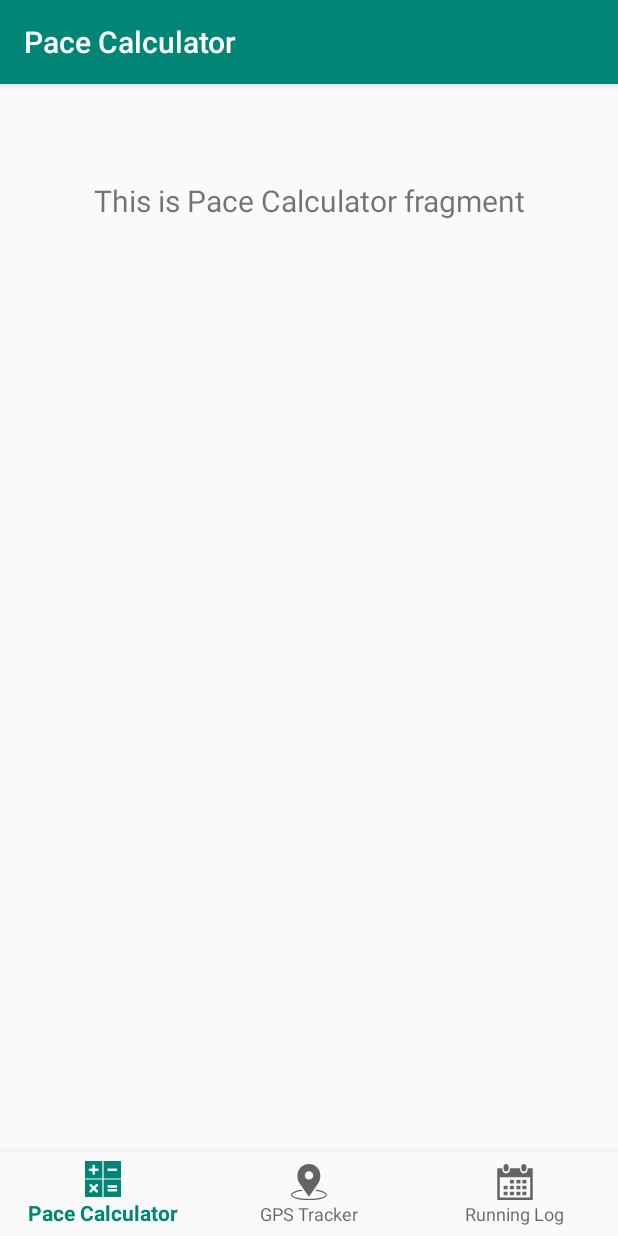
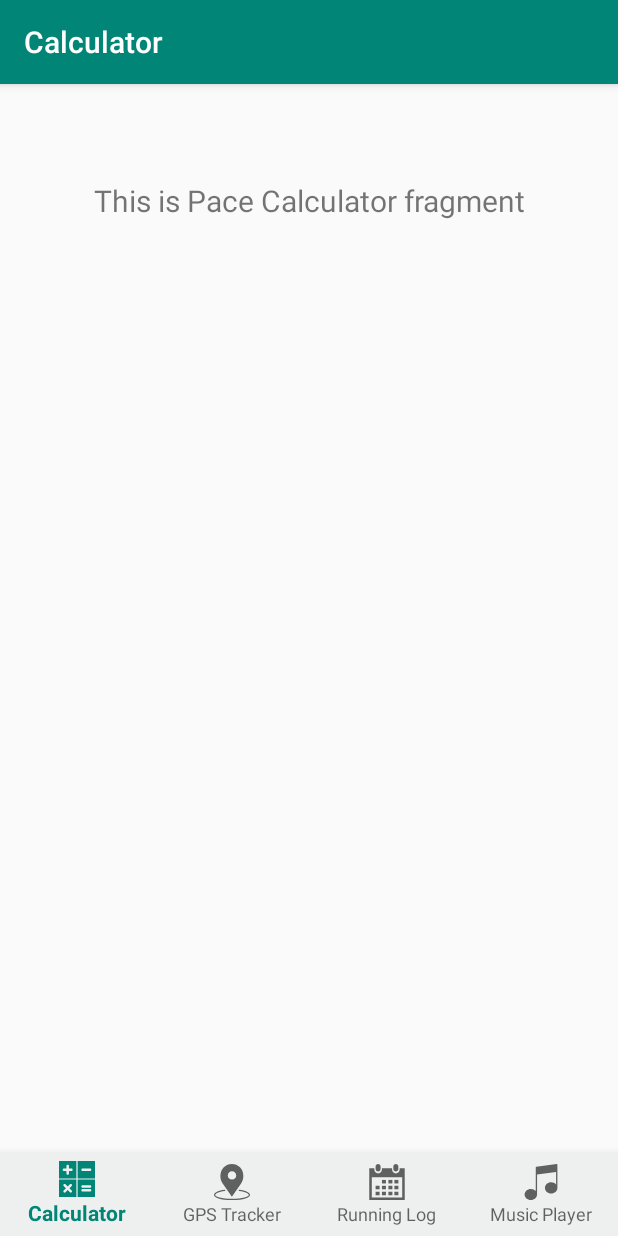
Before and after one commit to faihihi/running-diary, an Android app: the screen it shows after launch (MainActivity), on a phone screen of 412 x 824 dp. Run offline under Robolectric (Android 15) with nearby library versions, the phone set to English and light mode, and no system bars; our stand-ins replace navigation-ui.

Commit message:
Added music fragment to bottom nav

```diff
--- a/app/src/main/java/au/edu/sydney/comp5216/running_diary/MainActivity.java
+++ b/app/src/main/java/au/edu/sydney/comp5216/running_diary/MainActivity.java
@@ -20,7 +20,7 @@ public class MainActivity extends AppCompatActivity {
         // Passing each menu ID as a set of Ids because each
         // menu should be considered as top level destinations.
         AppBarConfiguration appBarConfiguration = new AppBarConfiguration.Builder(
-                R.id.navigation_pace, R.id.navigation_tracker, R.id.navigation_log)
+                R.id.navigation_pace, R.id.navigation_tracker, R.id.navigation_log, R.id.navigation_music)
                 .build();
         NavController navController = Navigation.findNavController(this, R.id.nav_host_fragment);
         NavigationUI.setupActionBarWithNavController(this, navController, appBarConfiguration);
--- a/app/src/main/res/layout/activity_main.xml
+++ b/app/src/main/res/layout/activity_main.xml
@@ -12,7 +12,8 @@
         android:layout_height="wrap_content"
         android:layout_marginStart="0dp"
         android:layout_marginEnd="0dp"
-        android:background="?android:attr/windowBackground"
+        android:background="#EEF0EF"
+        app:labelVisibilityMode="labeled"
         app:layout_constraintBottom_toBottomOf="parent"
         app:layout_constraintLeft_toLeftOf="parent"
         app:layout_constraintRight_toRightOf="parent"
--- a/app/src/main/res/menu/bottom_nav_menu.xml
+++ b/app/src/main/res/menu/bottom_nav_menu.xml
@@ -16,4 +16,9 @@
         android:icon="@drawable/calendar"
         android:title="@string/title_log" />
 
+    <item
+        android:id="@+id/navigation_music"
+        android:icon="@drawable/music_player"
+        android:title="@string/title_music" />
+
 </menu>
--- a/app/src/main/res/navigation/mobile_navigation.xml
+++ b/app/src/main/res/navigation/mobile_navigation.xml
@@ -22,4 +22,10 @@
         android:name="au.edu.sydney.comp5216.running_diary.ui.runninglog.RunningLogFragment"
         android:label="@string/title_log"
         tools:layout="@layout/fragment_runninglog" />
+
+    <fragment
+        android:id="@+id/navigation_music"
+        android:name="au.edu.sydney.comp5216.running_diary.ui.music.MusicPlayerFragment"
+        android:label="@string/title_music"
+        tools:layout="@layout/fragment_music" />
 </navigation>
--- a/app/src/main/res/values/strings.xml
+++ b/app/src/main/res/values/strings.xml
@@ -1,6 +1,7 @@
 <resources>
     <string name="app_name">running-diary</string>
-    <string name="title_pace">Pace Calculator</string>
+    <string name="title_pace">Calculator</string>
     <string name="title_tracker">GPS Tracker</string>
     <string name="title_log">Running Log</string>
+    <string name="title_music">Music Player</string>
 </resources>
```
Also changed, not shown: app/src/main/java/au/edu/sydney/comp5216/running_diary/ui/music/MusicPlayerFragment.java (added, +35 -0 lines), app/src/main/java/au/edu/sydney/comp5216/running_diary/ui/music/MusicPlayerViewModel.java (added, +18 -0 lines), app/src/main/res/layout/fragment_music.xml (added, +19 -0 lines).
